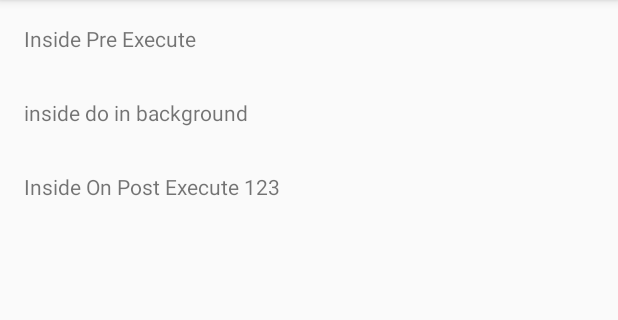
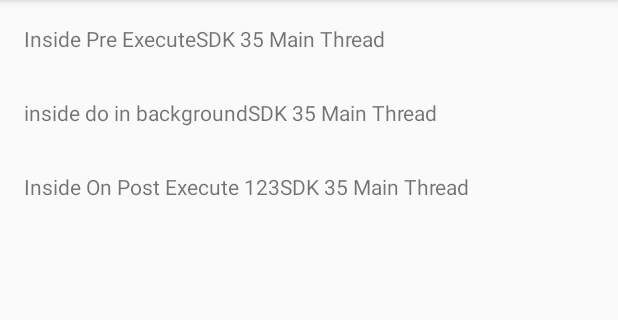
Before and after one commit to darshanpania/QuickSell, an Android app: the screen it shows after launch (MainActivity), on a phone screen of 412 x 824 dp, the part 84-404 px from its top. Run offline under Robolectric (Android 15) with nearby library versions, the phone set to English and light mode, and no system bars.

Commit message:
QuickSell commit 5

```diff
--- a/app/src/main/java/com/quicksell/myapplication/AsycClass.java
+++ b/app/src/main/java/com/quicksell/myapplication/AsycClass.java
@@ -1,4 +1,7 @@
 package com.quicksell.myapplication;
+
+import android.os.Handler;
+import android.os.Looper;
 
 /**
  * Created by Darshan on 16-04-2017.
@@ -41,7 +44,13 @@ public class AsycClass implements MyThreadListener {
                 @Override
                 public void run() {
                     string = doInBackground(params);
-                    listener.threadFinished();
+                    new Handler(Looper.getMainLooper()).post(new Runnable() {
+                        @Override
+                        public void run() {
+                            listener.threadFinished();
+                        }
+                    });
+
                 }
             });
             thread.start();
--- a/app/src/main/java/com/quicksell/myapplication/MainActivity.java
+++ b/app/src/main/java/com/quicksell/myapplication/MainActivity.java
@@ -37,7 +37,7 @@ public class MainActivity extends AppCompatActivity {
         @Override
         public void onPreExecute() {
             super.onPreExecute();
-            textView.setText("Inside Pre Execute");
+            textView.setText("Inside Pre Execute"+ Thread.currentThread().getName());
         }
 
         @Override
@@ -50,7 +50,7 @@ public class MainActivity extends AppCompatActivity {
                 @Override
                 public void run() {
                     textView2.setVisibility(View.VISIBLE);
-                    textView2.setText("inside do in background");
+                    textView2.setText("inside do in background"+ Thread.currentThread().getName());
                 }
             });
             return param;
@@ -61,7 +61,7 @@ public class MainActivity extends AppCompatActivity {
         public void onPostExecute(String params) {
             super.onPostExecute(params);
             textView3.setVisibility(View.VISIBLE);
-            textView3.setText("Inside On Post Execute " + param);
+            textView3.setText("Inside On Post Execute " + param + Thread.currentThread().getName());
         }
     }
 }
```
